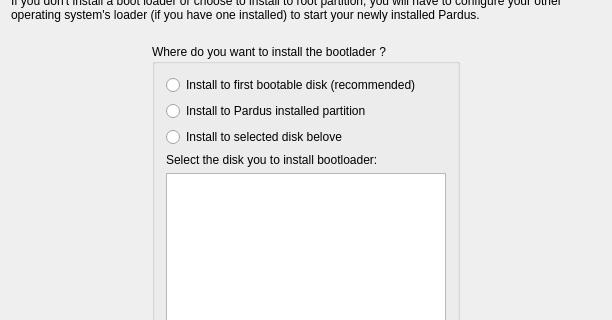
Above: branches/yali4-md/yali4/gui/Ui/bootloaderwidget.ui from pars-linux/uludag before the change; both pictures show x 0 to 612 and y 85 to 405 of the 612 by 543 pixel window. Below: the same form after it.
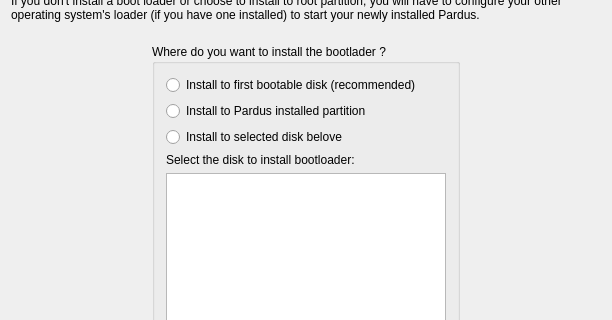
That is the form after the change.

What changed in the file:
```diff
--- a/branches/yali4-md/yali4/gui/Ui/bootloaderwidget.ui
+++ b/branches/yali4-md/yali4/gui/Ui/bootloaderwidget.ui
@@ -59,7 +59,7 @@
       <enum>Qt::Vertical</enum>
      </property>
      <property name="sizeType" >
-      <enum>QSizePolicy::Fixed</enum>
+      <enum>QSizePolicy::MinimumExpanding</enum>
      </property>
      <property name="sizeHint" >
       <size>
@@ -117,7 +117,7 @@
         <item>
          <widget class="QLabel" name="select_disk_label" >
           <property name="text" >
-           <string>Select the disk you to install bootloader:</string>
+           <string>Select the disk to install bootloader:</string>
           </property>
           <property name="wordWrap" >
            <bool>false</bool>
```
